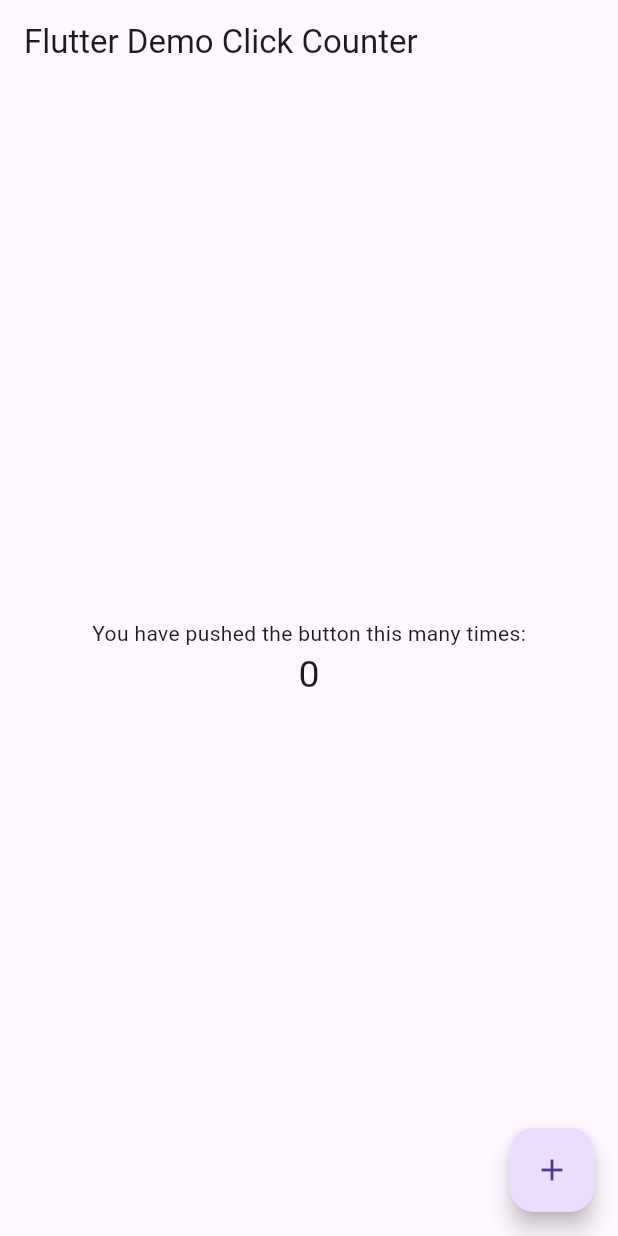
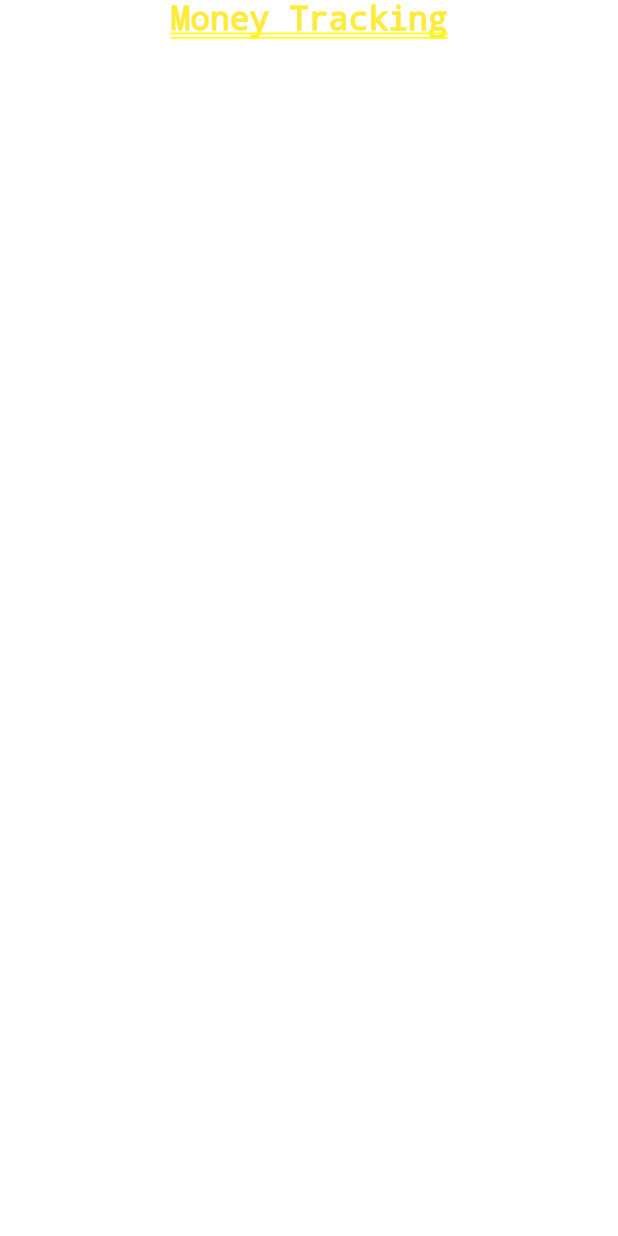
Before and after one commit to mahmoudalhamaky/DEPI_MyProject, a Flutter app: the screen it shows after launch, on a phone screen of 412 x 824 dp. Run offline on Flutter 3.47's test engine with Material 3 defaults, Android fonts, the phone set to English and light mode, and no system bars.

Commit message:
add my code

```diff
--- a/lib/main.dart
+++ b/lib/main.dart
@@ -1,4 +1,5 @@
 import 'package:flutter/material.dart';
+import 'money.dart';
 
 void main() => runApp(const MyApp());
 
@@ -9,84 +10,13 @@ class MyApp extends StatelessWidget {
   @override
   Widget build(BuildContext context) {
     return MaterialApp(
+      debugShowCheckedModeBanner: false,
       title: _title,
       theme: ThemeData(
         // useMaterial3: false,
         primarySwatch: Colors.blue,
       ),
-      home: const MyHomePage(),
+      home: const money(),
     );
   }
 }
-
-class MyHomePage extends StatefulWidget {
-  const MyHomePage({super.key});
-  // This widget is the home page of your application. It is stateful, meaning
-  // that it has a State object (defined below) that contains fields that affect
-  // how it looks.
-  // This class is the configuration for the state.
-  @override
-  _MyHomePageState createState() => _MyHomePageState();
-}
-
-class _MyHomePageState extends State<MyHomePage> {
-  int _counter = 0;
-
-  void _incrementCounter() {
-    setState(() {
-      // This call to setState tells the Flutter framework that something has
-      // changed in this State, which causes it to rerun the build method below
-      // so that the display can reflect the updated values. If we changed
-      // _counter without calling setState(), then the build method would not be
-      // called again, and so nothing would appear to happen.
-      _counter++;
-    });
-  }
-
-  @override
-  Widget build(BuildContext context) {
-    // This method is rerun every time setState is called, for instance as done
-    // by the _incrementCounter method above.
-    //
-    // The Flutter framework has been optimized to make rerunning build methods
-    // fast, so that you can just rebuild anything that needs updating rather
-    // than having to individually change instances of widgets.
-    return Scaffold(
-      appBar: AppBar(
-        // Here we take the value from the MyHomePage object that was created by
-        // the App.build method, and use it to set our appbar title.
-        title: const Text('Flutter Demo Click Counter'),
-      ),
-      body: Center(
-        // Center is a layout widget. It takes a single child and positions it
-        // in the middle of the parent.
-        child: Column(
-          // Column is also a layout widget. It takes a list of children and
-          // arranges them vertically. By default, it sizes itself to fit its
-          // children horizontally, and tries to be as tall as its parent.
-          //
-          // Column has various properties to control how it sizes itself and
-          // how it positions its children. Here we use mainAxisAlignment to
-          // center the children vertically; the main axis here is the vertical
-          // axis because Columns are vertical (the cross axis would be
-          // horizontal).
-          mainAxisAlignment: MainAxisAlignment.center,
-          children: <Widget>[
-            const Text(
-              'You have pushed the button this many times:',
-            ),
-            Text(
-              '$_counter',
-              style: const TextStyle(fontSize: 25),
-            ),
-          ],
-        ),
-      ),
-      floatingActionButton: FloatingActionButton(
-        onPressed: _incrementCounter,
-        tooltip: 'Increment',
-        child: const Icon(Icons.add),
-      ),
-    );
-  }
-}
--- /dev/null
+++ b/lib/money.dart
@@ -0,0 +1,23 @@
+import 'package:flutter/material.dart';
+
+class money extends StatefulWidget {
+  const money({super.key});
+
+  @override
+  State<money> createState() => _moneyState();
+}
+
+class _moneyState extends State<money> {
+  @override
+  Widget build(BuildContext context) {
+    return Column(
+      children: [
+        Text('Money Tracking',
+            style: TextStyle(color: Colors.yellow, fontSize: 22)),
+        SizedBox(
+          height: 20,
+        ),
+      ],
+    );
+  }
+}
--- a/pubspec.yaml
+++ b/pubspec.yaml
@@ -9,6 +9,8 @@ environment:
 dependencies:
   flutter:
     sdk: flutter
+shared_preferences: ^2.0.0
+
 
 dev_dependencies:
   flutter_test:
```
